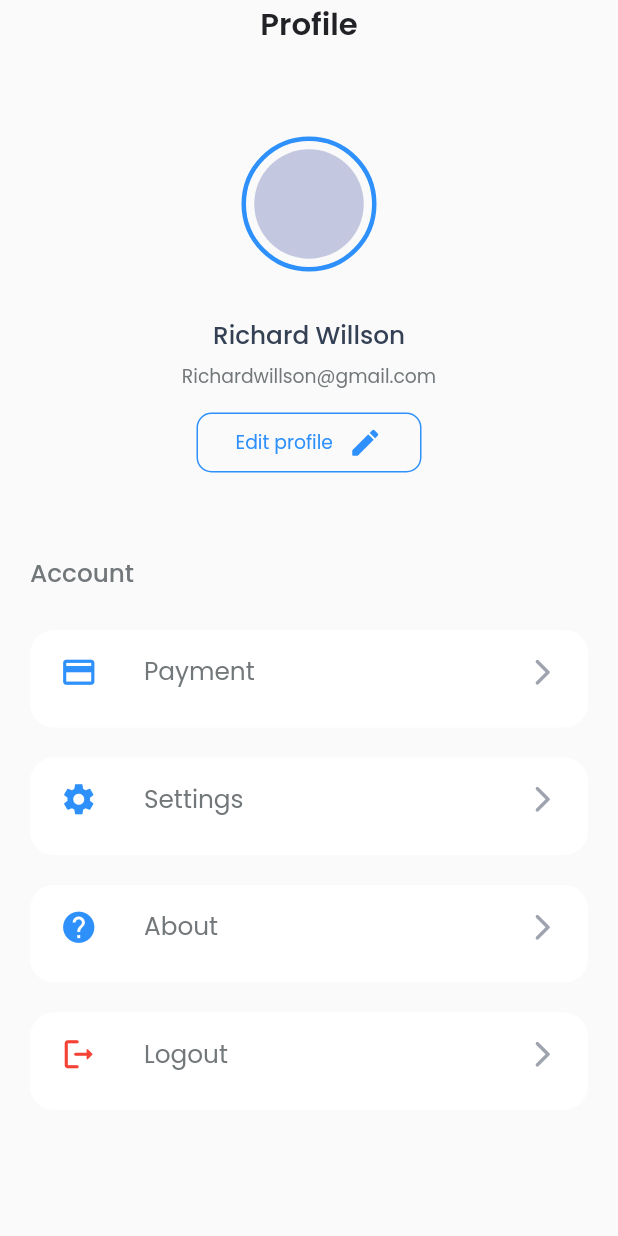
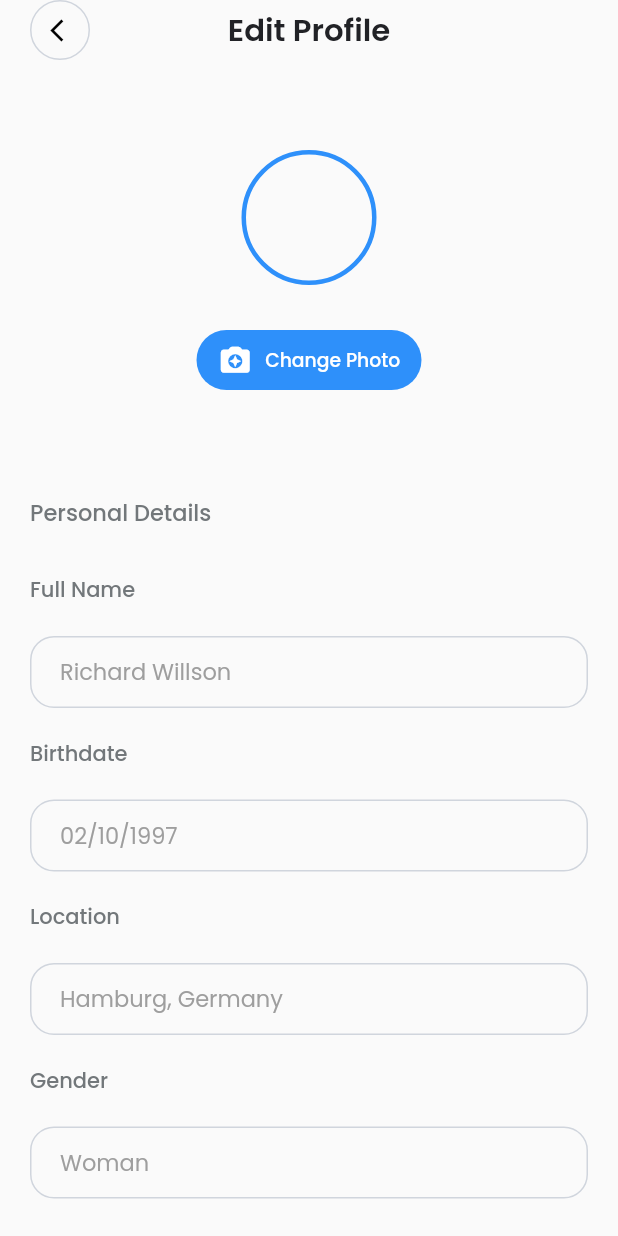
Before and after one commit to zuruoke/kumbod-mobile, a Flutter app: the ProfileScreen screen opened directly, after a tap on "Edit profile", on a phone screen of 412 x 824 dp. Run offline on Flutter 3.47's test engine with Material 2 defaults, Android fonts, the light colour scheme and no system bars; our stand-ins replace dio, flutter_riverpod, google_fonts, hive_flutter, pin_code_fields; accounts and stored records are empty.

Commit message:
add edit profile

```diff
--- a/lib/routes/routes.dart
+++ b/lib/routes/routes.dart
@@ -4,6 +4,7 @@ import 'package:kumbod/view/auth_screens/signup_screen/signup_screen.dart';
 import 'package:kumbod/view/bod_screen/bod_screen.dart';
 import 'package:kumbod/view/home/home_screen.dart';
 import 'package:kumbod/view/onboarding_screens/onboarding_screen.dart';
+import 'package:kumbod/view/profile_screen/components/edit_profile_screen.dart';
 import 'package:kumbod/view/profile_screen/profile_screen.dart';
 import 'package:kumbod/view/search_screen/search_screen.dart';
 import 'package:kumbod/view/widgets/errors/page_not_found_screen.dart';
@@ -26,7 +27,8 @@ class Routes {
       "/signup_screen": const SignUpScreen(),
       "/search-screen": const SearchScreen(),
       "/bod-screen": const BodScreen(),
-      ".profile-screen": const ProfileScreen(),
+      "/profile-screen": const ProfileScreen(),
+      "/edit-profile-screen": const EditProfileScreen(),
     };
 
     return routes[pathName] ?? const ErrorPageNotFoundScreen();
--- a/lib/view/profile_screen/components/body.dart
+++ b/lib/view/profile_screen/components/body.dart
@@ -80,7 +80,8 @@ class ProfileScreenBody extends StatelessWidget {
                       height: 15,
                     ),
                     InkWell(
-                      onTap: () {},
+                      onTap: () =>
+                          Navigator.pushNamed(context, "/edit-profile-screen"),
                       child: Container(
                         height: 40,
                         width: 150,
--- /dev/null
+++ b/lib/view/profile_screen/components/edit_profile_screen.dart
@@ -0,0 +1,176 @@
+import 'package:flutter/material.dart';
+import 'package:kumbod/utils/alignments/alignments.dart';
+import 'package:kumbod/utils/styles/color_style.dart';
+import 'package:kumbod/view/widgets/buttons/decorated_button.dart';
+import 'package:kumbod/view/widgets/input_fields/decorated_input_field.dart';
+import 'package:kumbod/view/widgets/text/default_text_widget.dart';
+import 'package:kumbod/view/widgets/tile/navigator_tile.dart';
+
+class EditProfileScreen extends StatelessWidget {
+  const EditProfileScreen({super.key});
+
+  @override
+  Widget build(BuildContext context) {
+    final Size size = MediaQuery.of(context).size;
+    return Scaffold(
+      body: SafeArea(
+        child: SizedBox(
+          height: double.infinity,
+          width: double.infinity,
+          child: SingleChildScrollView(
+            child: Column(
+              crossAxisAlignment: CrossAxisAlignment.start,
+              children: [
+                Column(
+                  children: [
+                    Padding(
+                      padding: const EdgeInsets.symmetric(
+                          horizontal: horizontalPadding),
+                      child: Row(
+                        mainAxisAlignment: MainAxisAlignment.spaceBetween,
+                        children: const [
+                          NavigatorTile(),
+                          DefaultTextWidget(
+                            text: "Edit Profile",
+                            fontSize: 20.5,
+                            textColor: textThemeColor,
+                            fontWeight: FontWeight.w600,
+                          ),
+                          SizedBox(
+                            width: 40,
+                          )
+                        ],
+                      ),
+                    ),
+                    const SizedBox(
+                      height: 60,
+                    ),
+                    Container(
+                      height: 90,
+                      width: 90,
+                      decoration: BoxDecoration(
+                        shape: BoxShape.circle,
+                        border: Border.all(
+                          color: appColorShade,
+                          width: 3.0,
+                        ),
+                      ),
+                    ),
+                    const SizedBox(
+                      height: 30,
+                    ),
+                    InkWell(
+                      onTap: () {},
+                      child: Container(
+                        height: 40,
+                        width: 150,
+                        padding: const EdgeInsets.symmetric(
+                            horizontal: horizontalPadding / 2.0),
+                        decoration: BoxDecoration(
+                            color: appColorShade,
+                            borderRadius: BorderRadius.circular(32)),
+                        child: Row(
+                          mainAxisAlignment: MainAxisAlignment.spaceAround,
+                          children: const [
+                            Icon(
+                              Icons.camera_enhance_rounded,
+                              size: 23,
+                              color: Colors.white,
+                            ),
+                            DefaultTextWidget(
+                              text: "Change Photo",
+                              fontSize: 12.5,
+                              textColor: Colors.white,
+                              fontWeight: FontWeight.w500,
+                            ),
+                          ],
+                        ),
+                      ),
+                    ),
+                  ],
+                ),
+                const SizedBox(
+                  height: 50,
+                ),
+                Padding(
+                  padding: const EdgeInsets.symmetric(
+                    horizontal: horizontalPadding,
+                    vertical: verticalPadding,
+                  ),
+                  child: Column(
+                    crossAxisAlignment: CrossAxisAlignment.start,
+                    children: const [
+                      DefaultTextWidget(
+                        text: "Personal Details",
+                        fontSize: 15,
+                        fontWeight: FontWeight.w500,
+                        textColor: Color(0xFF72777A),
+                      ),
+                      SizedBox(
+                        height: 30,
+                      ),
+                      DecoratedInputField(
+                        titleTextFontSize: 14.0,
+                        hintText: "Richard Willson",
+                        fontWeight: FontWeight.w500,
+                        borderSideWidth: 1,
+                        titleText: "Full Name",
+                        titleTextColor: Color(0xFF72777A),
+                        borderRadius: 16,
+                      ),
+                      SizedBox(
+                        height: 20,
+                      ),
+                      DecoratedInputField(
+                        titleTextFontSize: 14.0,
+                        hintText: "02/10/1997",
+                        fontWeight: FontWeight.w500,
+                        borderSideWidth: 1,
+                        titleText: "Birthdate",
+                        titleTextColor: Color(0xFF72777A),
+                        borderRadius: 16,
+                      ),
+                      SizedBox(
+                        height: 20,
+                      ),
+                      DecoratedInputField(
+                        titleTextFontSize: 14.0,
+                        hintText: "Hamburg, Germany",
+                        fontWeight: FontWeight.w500,
+                        borderSideWidth: 1,
+                        titleText: "Location",
+                        titleTextColor: Color(0xFF72777A),
+                        borderRadius: 16,
+                      ),
+                      SizedBox(
+                        height: 20,
+                      ),
+                      DecoratedInputField(
+                        titleTextFontSize: 14.0,
+                        hintText: "Woman",
+                        fontWeight: FontWeight.w500,
+                        borderSideWidth: 1,
+                        titleText: "Gender",
+                        titleTextColor: Color(0xFF72777A),
+                        borderRadius: 16,
+                      ),
+                      SizedBox(
+                        height: 60,
+                      ),
+                      DecoratedButton(
+                        text: "Save Changes",
+                        color: appColorShade,
+                        textColor: Colors.white,
+                        height: 56,
+                      ),
+                    ],
+                  ),
+                ),
+              ],
+            ),
+          ),
+        ),
+      ),
+    );
+  }
+}
```
